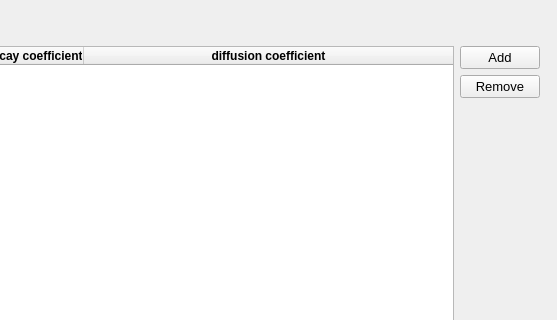
Qt form rana_qgis_plugin/simulation/simulation_wizard/page_substances.ui (nens/rana-qgis-plugin) before a commit; both pictures show x 443 to 1000 and y 0 to 320 of the 1000 by 750 pixel window.
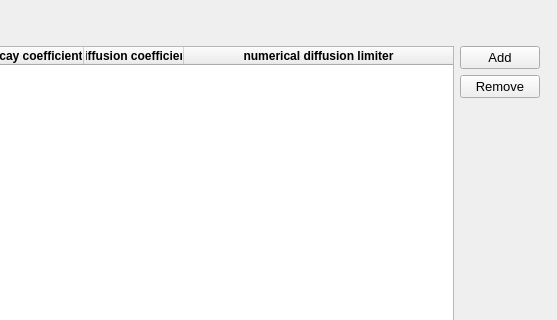
The same form after that commit.

Commit message: Add numerical diffusion limiter option to substance #241

Diff of the .ui file:
```diff
--- a/rana_qgis_plugin/simulation/simulation_wizard/page_substances.ui
+++ b/rana_qgis_plugin/simulation/simulation_wizard/page_substances.ui
@@ -38,7 +38,7 @@
    <bool>true</bool>
   </property>
   <property name="styleSheet">
-   <string notr="true">QComboBox {background-color: rgba(255, 255, 255);}</string>
+   <string notr="true">QComboBox {background-color:white; selection-background-color: lightgray;}</string>
   </property>
   <layout class="QGridLayout" name="gridLayout">
    <item row="0" column="0" rowspan="13">
@@ -202,6 +202,17 @@
        </font>
       </property>
      </column>
+     <column>
+      <property name="text">
+       <string>numerical diffusion limiter</string>
+      </property>
+      <property name="font">
+       <font>
+        <weight>75</weight>
+        <bold>true</bold>
+       </font>
+      </property>
+     </column>
     </widget>
    </item>
   </layout>
```
The commit also changes 4 other files.
